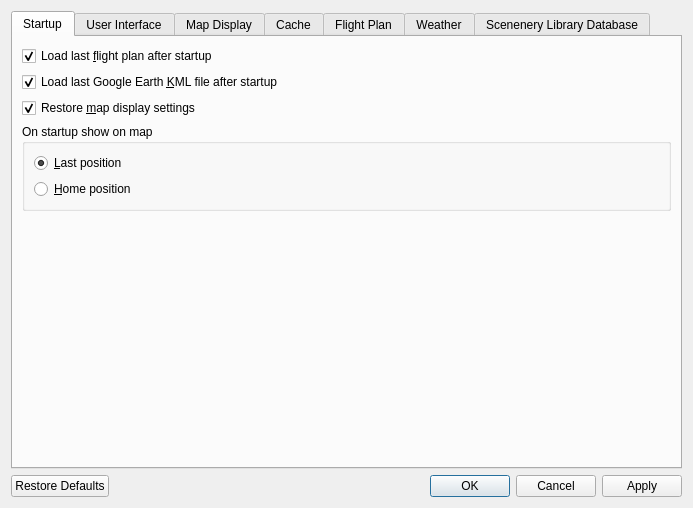
Qt form src/options/options.ui (albar965/littlenavmap) before a commit.
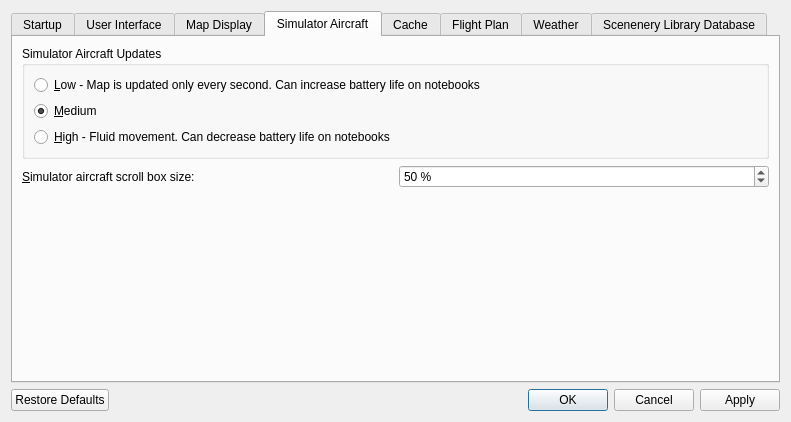
The same form after that commit. The open tabs and pages were chosen to show the change.

Commit message: Fixed empty airport display setting. Added updates to all affected windows from option changes. Added aircraft box setting.

What changed in the file:
```diff
--- a/src/options/options.ui
+++ b/src/options/options.ui
@@ -6,8 +6,8 @@
    <rect>
     <x>0</x>
     <y>0</y>
-    <width>693</width>
-    <height>508</height>
+    <width>791</width>
+    <height>422</height>
    </rect>
   </property>
   <property name="windowTitle">
@@ -287,56 +287,7 @@
             <item>
              <widget class="QRadioButton" name="radioButtonOptionsMapScrollNone">
               <property name="text">
-               <string>N&amp;one
-Will not display airports or navaids while scrolling</string>
-              </property>
-             </widget>
-            </item>
-           </layout>
-          </widget>
-         </item>
-         <item row="0" column="0" colspan="2">
-          <widget class="QCheckBox" name="checkBoxOptionsMapEmptyAirports">
-           <property name="text">
-            <string>&amp;Treat empty airports special
-Display underneath all other airports and use gray color</string>
-           </property>
-           <property name="checked">
-            <bool>true</bool>
-           </property>
-          </widget>
-         </item>
-         <item row="1" column="2">
-          <widget class="QGroupBox" name="groupBoxOptionsMapSimUpdates">
-           <property name="title">
-            <string>Simulator Aircraft Updates</string>
-           </property>
-           <layout class="QVBoxLayout" name="verticalLayout_4">
-            <item>
-             <widget class="QRadioButton" name="radioButtonOptionsMapSimUpdateLow">
-              <property name="text">
-               <string>&amp;Low
-Map is updated only every second
-Can increase battery life on notebooks</string>
-              </property>
-             </widget>
-            </item>
-            <item>
-             <widget class="QRadioButton" name="radioButtonOptionsMapSimUpdateMedium">
-              <property name="text">
-               <string>&amp;Medium</string>
-              </property>
-              <property name="checked">
-               <bool>true</bool>
-              </property>
-             </widget>
-            </item>
-            <item>
-             <widget class="QRadioButton" name="radioButtonOptionsMapSimUpdateFast">
-              <property name="text">
-               <string>&amp;High
-Fluid movement
-Can decrease battery life on notebooks</string>
+               <string>N&amp;one - Will not display airports or navaids while scrolling</string>
               </property>
              </widget>
             </item>
@@ -513,6 +464,88 @@
        </item>
       </layout>
      </widget>
+     <widget class="QWidget" name="tabOptionsSimulatorAircraft">
+      <attribute name="title">
+       <string>Simulator Aircraft</string>
+      </attribute>
+      <layout class="QGridLayout" name="gridLayout_3">
+       <item row="1" column="0">
+        <widget class="QLabel" name="labelOptionsSimUpdateBox">
+         <property name="text">
+          <string>&amp;Simulator aircraft scroll box size:</string>
+         </property>
+         <property name="buddy">
+          <cstring>spinBoxOptionsMapSymbolSize</cstring>
+         </property>
+        </widget>
+       </item>
+       <item row="1" column="1">
+        <widget class="QSpinBox" name="spinBoxOptionsSimUpdateBox">
+         <property name="suffix">
+          <string> %</string>
+         </property>
+         <property name="minimum">
+          <number>10</number>
+         </property>
+         <property name="maximum">
+          <number>90</number>
+         </property>
+         <property name="singleStep">
+          <number>10</number>
+         </property>
+         <property name="value">
+          <number>50</number>
+         </property>
+        </widget>
+       </item>
+       <item row="0" column="0" colspan="2" alignment="Qt::AlignTop">
+        <widget class="QGroupBox" name="groupBoxOptionsSimUpdates">
+         <property name="title">
+          <string>Simulator Aircraft Updates</string>
+         </property>
+         <layout class="QVBoxLayout" name="verticalLayout_4">
+          <item>
+           <widget class="QRadioButton" name="radioButtonOptionsSimUpdateLow">
+            <property name="text">
+             <string>&amp;Low - Map is updated only every second. Can increase battery life on notebooks</string>
+            </property>
+           </widget>
+          </item>
+          <item>
+           <widget class="QRadioButton" name="radioButtonOptionsSimUpdateMedium">
+            <property name="text">
+             <string>&amp;Medium</string>
+            </property>
+            <property name="checked">
+             <bool>true</bool>
+            </property>
+           </widget>
+          </item>
+          <item>
+           <widget class="QRadioButton" name="radioButtonOptionsSimUpdateFast">
+            <property name="text">
+             <string>&amp;High - Fluid movement. Can decrease battery life on notebooks</string>
+            </property>
+           </widget>
+          </item>
+         </layout>
+        </widget>
+       </item>
+       <item row="2" column="1">
+        <spacer name="verticalSpacer">
+         <property name="orientation">
+          <enum>Qt::Vertical</enum>
+         </property>
+         <property name="sizeHint" stdset="0">
+          <size>
+           <width>20</width>
+           <height>40</height>
+          </size>
+         </property>
+        </spacer>
+       </item>
+      </layout>
+     </widget>
      <widget class="QWidget" name="tabOptionsCache">
       <attribute name="title">
        <string>Cache</string>
```
Left out of the diff: 351 changed lines with no effect on the pictures. The commit also changes 16 other files.
